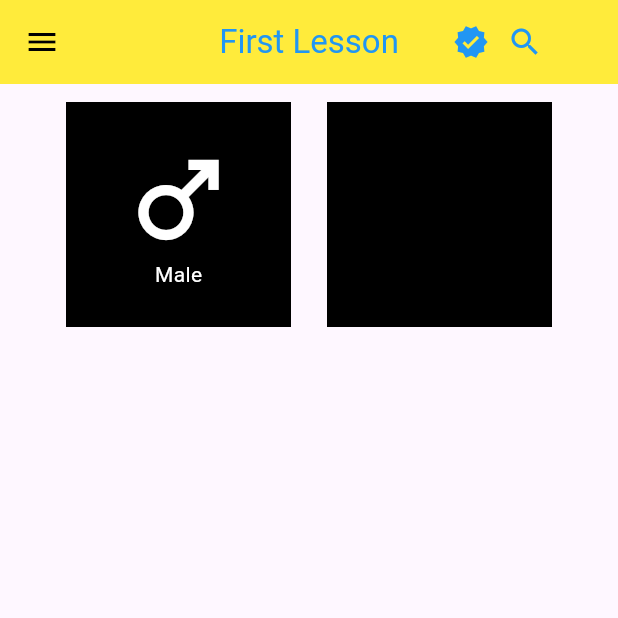
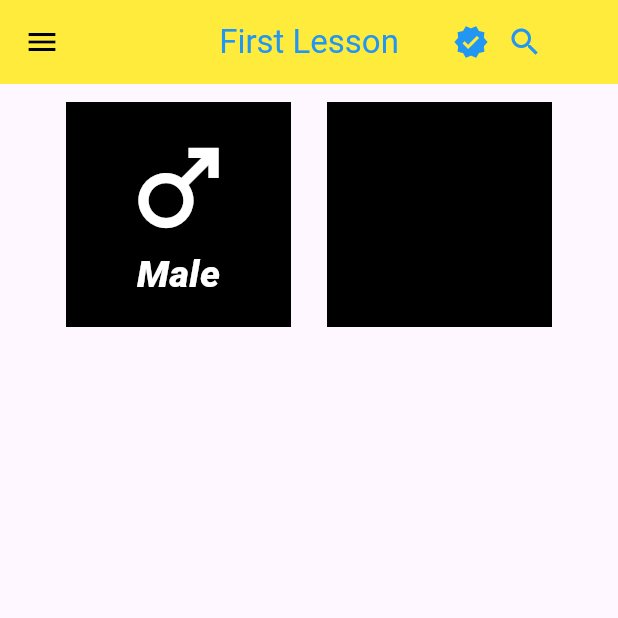
Before and after one commit to QalibAli/bmi_calculator, a Flutter app: the screen it shows after launch, on a phone screen of 412 x 824 dp, the top half of it. Run offline on Flutter 3.47's test engine with Material 3 defaults, Android fonts, the phone set to English and light mode, and no system bars.

Commit message:
third commit

```diff
--- a/lib/home_screen.dart
+++ b/lib/home_screen.dart
@@ -49,7 +49,13 @@ class HomeScreen extends StatelessWidget {
                     ),
                     Text(
                       "Male",
-                      style: TextStyle(color: Colors.white),
+                      style: TextStyle(
+                        color: Colors.white,
+                        fontWeight: FontWeight.w900,
+                        fontSize: 25,
+                        fontStyle: FontStyle.italic
+
+                      ),
                     )
                   ],
                 )),
@@ -61,7 +67,6 @@ class HomeScreen extends StatelessWidget {
               width: 150,
               height: 150,
               color: Colors.black,
-
             ),
           )
         ],
```
